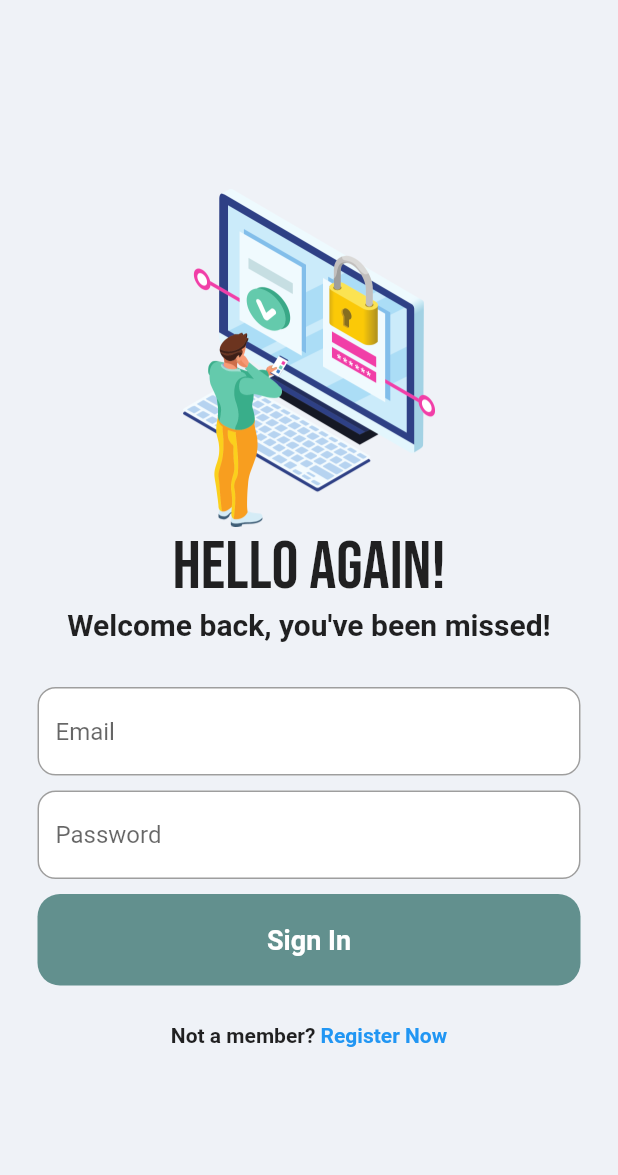
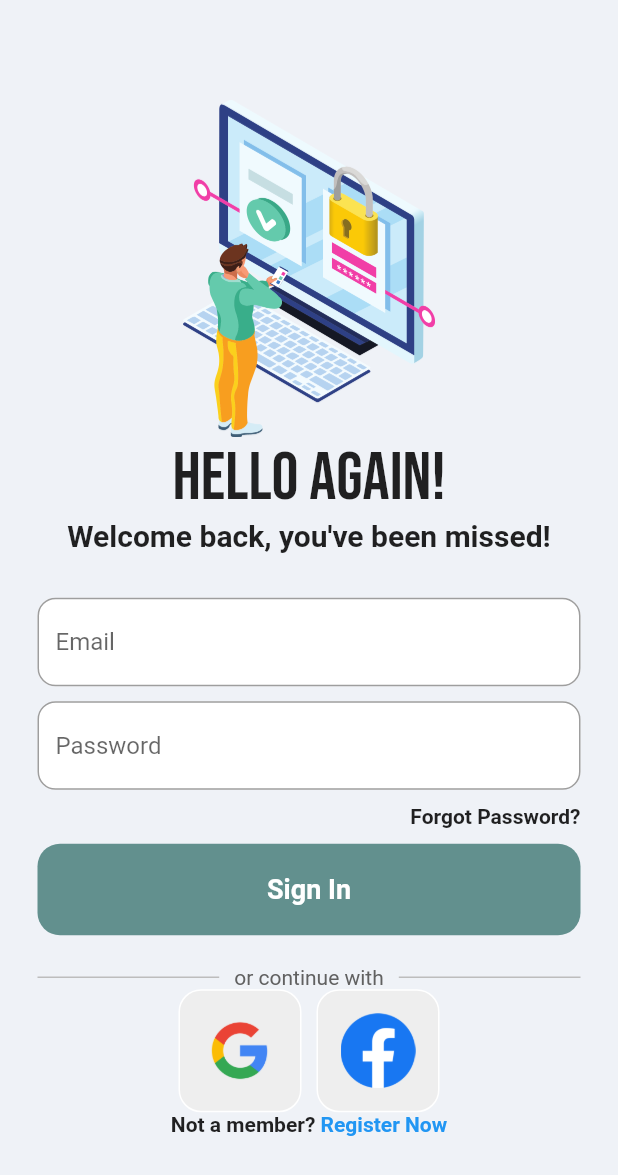
Before and after one commit to FernandJerico/inventaris_app, a Flutter app: the screen it shows after launch, on a phone screen of 412 x 824 dp. Shown: the top 1175 px of the screen. Run offline on Flutter 3.47's test engine with Material 2 defaults, Android fonts, the phone set to English and light mode, and no system bars; our stand-ins replace firebase_auth, firebase_core, get, google_fonts, google_nav_bar, ionicons; missing offline and left inert: iconify_flutter, icony; accounts and stored records are empty.

Commit message:
commit add forgot password and google, fb login

```diff
--- a/lib/app/modules/login/views/login_view.dart
+++ b/lib/app/modules/login/views/login_view.dart
@@ -3,6 +3,7 @@ import 'package:flutter/material.dart';
 
 import 'package:get/get.dart';
 import 'package:google_fonts/google_fonts.dart';
+import 'package:inventaris_app/app/utils/components/square_tile.dart';
 
 import '../controllers/login_controller.dart';
 
@@ -105,6 +106,23 @@ class LoginView extends GetView<LoginController> {
               const SizedBox(
                 height: 10,
               ),
+              Padding(
+                padding: const EdgeInsets.only(right: 25),
+                child: Row(
+                  mainAxisAlignment: MainAxisAlignment.end,
+                  children: [
+                    GestureDetector(
+                      child: Text(
+                        'Forgot Password?',
+                        style: TextStyle(fontWeight: FontWeight.bold),
+                      ),
+                    )
+                  ],
+                ),
+              ),
+              const SizedBox(
+                height: 10,
+              ),
               //sign in button
               Padding(
                 padding: const EdgeInsets.symmetric(horizontal: 25.0),
@@ -127,7 +145,50 @@ class LoginView extends GetView<LoginController> {
                 ),
               ),
               const SizedBox(
-                height: 25,
+                height: 20,
+              ),
+              // or continue with
+              Padding(
+                padding: const EdgeInsets.symmetric(horizontal: 25.0),
+                child: Row(
+                  children: [
+                    Expanded(
+                      child: Divider(
+                        thickness: 1,
+                        color: Colors.grey[400],
+                      ),
+                    ),
+                    Padding(
+                      padding: const EdgeInsets.symmetric(horizontal: 10.0),
+                      child: Text(
+                        'or continue with',
+                        style: TextStyle(color: Colors.grey[700]),
+                      ),
+                    ),
+                    Expanded(
+                      child: Divider(
+                        thickness: 1,
+                        color: Colors.grey[400],
+                      ),
+                    ),
+                  ],
+                ),
+              ),
+              SizedBox(
+                width: 40,
+              ),
+              Row(
+                mainAxisAlignment: MainAxisAlignment.center,
+                children: [
+                  // google sign in
+                  SquareTile(imagePath: 'assets/images/google.png'),
+                  SizedBox(width: 10),
+                  // fb sign in
+                  SquareTile(imagePath: 'assets/images/facebook.png')
+                ],
+              ),
+              SizedBox(
+                width: 20,
               ),
               //not a member? register now
               Row(
--- /dev/null
+++ b/lib/app/utils/components/square_tile.dart
@@ -0,0 +1,22 @@
+import 'package:flutter/material.dart';
+
+class SquareTile extends StatelessWidget {
+  final String imagePath;
+  const SquareTile({super.key, required this.imagePath});
+
+  @override
+  Widget build(BuildContext context) {
+    return Container(
+      padding: EdgeInsets.all(15),
+      decoration: BoxDecoration(
+        border: Border.all(color: Colors.white),
+        borderRadius: BorderRadius.circular(15),
+        color: Colors.grey[200],
+      ),
+      child: Image.asset(
+        imagePath,
+        height: 50,
+      ),
+    );
+  }
+}
--- a/lib/app/utils/widget/BottomNavbar.dart
+++ b/lib/app/utils/widget/BottomNavbar.dart
@@ -23,6 +23,9 @@ class BottomNavbar extends StatelessWidget {
             activeColor: const Color.fromARGB(255, 0, 0, 0),
             tabBackgroundColor: const Color.fromARGB(255, 226, 222, 222),
             gap: 6,
+            onTabChange: (index) {
+              print(index);
+            },
             padding: const EdgeInsets.all(16),
             tabs: [
               GButton(
--- a/pubspec.yaml
+++ b/pubspec.yaml
@@ -16,6 +16,8 @@ dependencies:
     sdk: flutter
   ionicons: ^0.2.1
   icony: ^1.0.5
+  iconify: ^0.0.1
+  iconify_flutter: ^0.0.5
 
 dev_dependencies:
   flutter_lints: ^2.0.0
```
Also changed, not shown: lib/app/utils/widget/BottomNavbar`.dart (added, +55 -0 lines), assets/images/facebook.png (added), assets/images/google.png (added), pubspec.lock.
